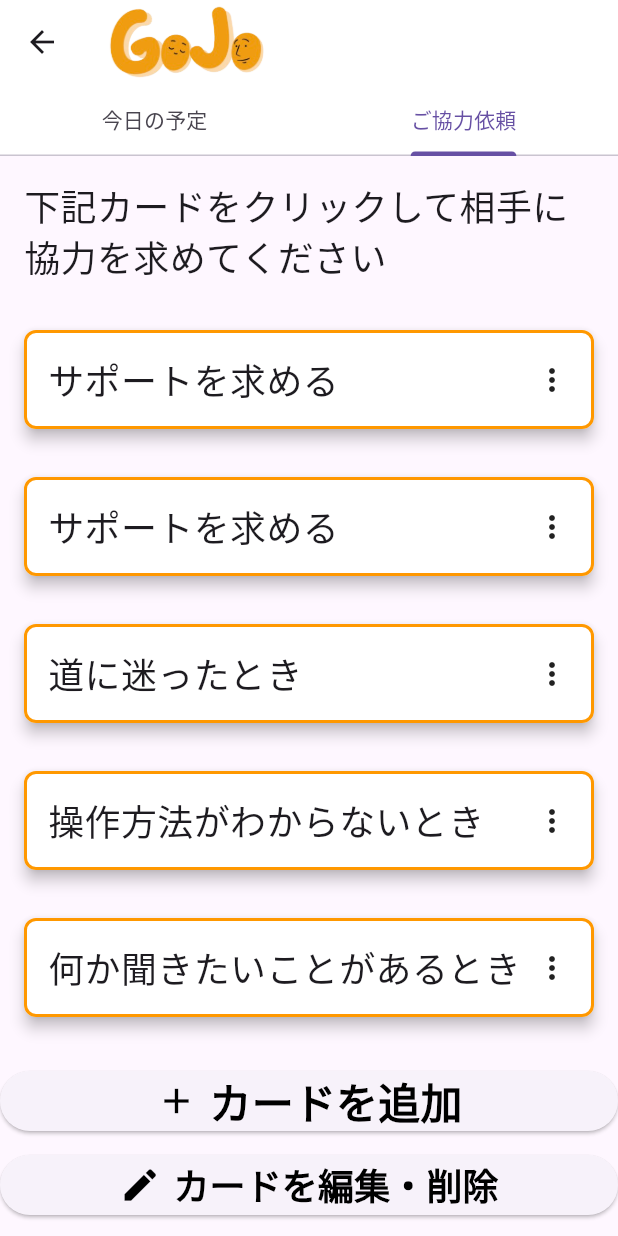
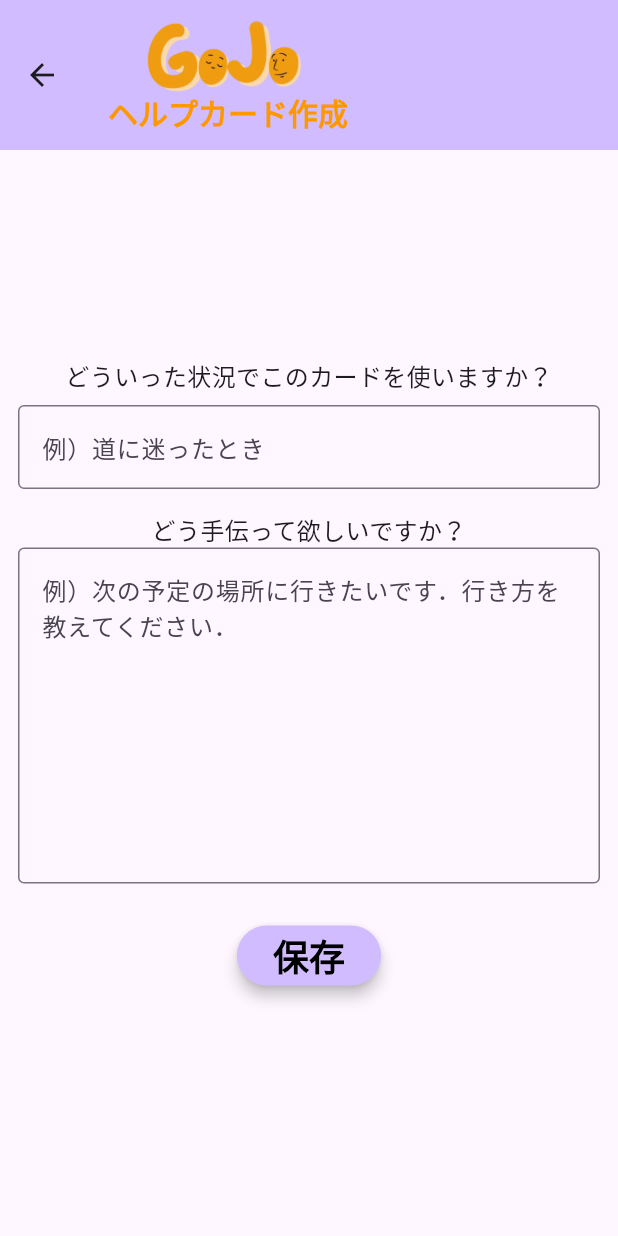
Before and after one commit to nabe33/Gojo2024, a Flutter app: the TabsTopPage screen opened directly, tab 2 chosen, after a tap on "カードを追加", on a phone screen of 412 x 824 dp. Run offline on Flutter 3.47's test engine with Material 3 defaults, Android fonts, the phone set to English and light mode, and no system bars; our stand-ins replace audioplayers, cloud_firestore, firebase_auth, firebase_core, flutter_riverpod, vibration; accounts and stored records are empty; generated files the repository leaves out were written again.

Commit message:
ヘルプカード新規作成と一覧表示が完成（ブランチで作業し忘れ）

```diff
--- /dev/null
+++ b/lib/helpCard/helpcard_top.dart
@@ -0,0 +1,128 @@
+import 'package:flutter/material.dart';
+import 'package:cloud_firestore/cloud_firestore.dart';
+import 'package:flutter_riverpod/flutter_riverpod.dart';
+import '../main.dart';
+import 'newcard.dart';
+
+class HelpCardListPage extends ConsumerStatefulWidget {
+  const HelpCardListPage({super.key});
+
+  @override
+  _HelpCardListPageState createState() => _HelpCardListPageState();
+}
+
+class _HelpCardListPageState extends ConsumerState<HelpCardListPage> {
+  late Future<List<Map<String, dynamic>>> _helpCardsFuture;
+
+  @override
+  void initState() {
+    super.initState();
+    _helpCardsFuture = fetchHelpCards();
+  }
+
+  Future<List<Map<String, dynamic>>> fetchHelpCards() async {
+    final user = ref.read(userProvider);
+    if (user != null) {
+      final querySnapshot = await FirebaseFirestore.instance
+          .collection('users')
+          .doc(user.uid)
+          .collection('helpcard')
+          .orderBy('timestamp', descending: true)
+          .get();
+
+      return querySnapshot.docs.map((doc) => doc.data()).toList();
+    }
+    return [];
+  }
+
+  void _refreshHelpCards() {
+    setState(() {
+      _helpCardsFuture = fetchHelpCards();
+    });
+  }
+
+  @override
+  Widget build(BuildContext context) {
+    return Scaffold(
+      appBar: AppBar(
+        title: Text('ヘルプカード'),
+      ),
+      body: Column(
+        children: [
+          Expanded(
+            child: FutureBuilder<List<Map<String, dynamic>>>(
+              future: _helpCardsFuture,
+              builder: (context, snapshot) {
+                if (snapshot.connectionState == ConnectionState.waiting) {
+                  return Center(child: CircularProgressIndicator());
+                } else if (snapshot.hasError) {
+                  return Center(child: Text('Error: ${snapshot.error}'));
+                } else if (!snapshot.hasData || snapshot.data!.isEmpty) {
+                  return Center(child: Text('まだヘルプカードが作成されていません'));
+                } else {
+                  final helpCards = snapshot.data!;
+                  return ListView.builder(
+                    itemCount: helpCards.length,
+                    itemBuilder: (context, index) {
+                      final helpCard = helpCards[index];
+                      return Card(
+                        child: ListTile(
+                          title: Text(helpCard['title'] ?? 'No Title'),
+                        ),
+                      );
+                    },
+                  );
+                }
+              },
+            ),
+          ),
+          SizedBox(height: 16),
+          ElevatedButton(
+            onPressed: () async {
+              await Navigator.push(
+                context,
+                MaterialPageRoute(builder: (context) => NewCardPage()),
+              );
+              _refreshHelpCards();
+            },
+            child: Row(
+              mainAxisAlignment: MainAxisAlignment.center,
+              children: [
+                Icon(Icons.add, size: 28, color: Colors.black),
+                SizedBox(width: 8),
+                Text(
+                  'カードを追加',
+                  style: TextStyle(
+                    fontWeight: FontWeight.bold,
+                    fontSize: 28,
+                    color: Colors.black,
+                  ),
+                ),
+              ],
+            ),
+          ),
+          SizedBox(height: 16),
+          ElevatedButton(
+            onPressed: () {},
+            child: Row(
+              mainAxisAlignment: MainAxisAlignment.center,
+              children: [
+                Icon(Icons.edit, size: 28, color: Colors.black),
+                SizedBox(width: 8),
+                Text(
+                  'カードを編集・削除',
+                  style: TextStyle(
+                    fontWeight: FontWeight.bold,
+                    fontSize: 24,
+                    color: Colors.black,
+                  ),
+                ),
+              ],
+            ),
+          ),
+          SizedBox(height: 16),
+        ],
+      ),
+    );
+  }
+}
--- /dev/null
+++ b/lib/helpCard/newcard.dart
@@ -0,0 +1,129 @@
+import 'package:flutter/material.dart';
+import 'package:flutter_riverpod/flutter_riverpod.dart';
+import 'package:cloud_firestore/cloud_firestore.dart';
+import '../main.dart';
+
+// ヘルプカード新規作成
+class NewCardPage extends ConsumerStatefulWidget {
+  const NewCardPage({super.key});
+
+  @override
+  _MyPageEditState createState() => _MyPageEditState();
+}
+
+class _MyPageEditState extends ConsumerState<NewCardPage> {
+  final TextEditingController titleController = TextEditingController();
+  final TextEditingController contentsController = TextEditingController();
+
+  @override
+  void initState() {
+    super.initState();
+  }
+
+  Future<void> saveDataToFirestore(String title, String contents) async {
+    final user = ref.read(userProvider);
+    if (user != null) {
+      await FirebaseFirestore.instance
+          .collection('users')
+          .doc(user.uid)
+          .collection('helpcard')
+          .doc()
+          .set({
+        'title': title,
+        'contents': contents,
+        'timestamp': FieldValue.serverTimestamp(),
+      }, SetOptions(merge: true));
+    }
+  }
+
+  @override
+  Widget build(BuildContext context) {
+    final user = ref.watch(userProvider);
+
+    return Scaffold(
+      appBar: AppBar(
+        backgroundColor: Theme.of(context).colorScheme.inversePrimary,
+        toolbarHeight: 100.0,
+        title: Column(
+          mainAxisAlignment: MainAxisAlignment.center,
+          children: [
+            Image.asset('assets/images/GOJO.png', height: 50),
+            Text(
+              'ヘルプカード作成',
+              style: TextStyle(
+                  fontSize: 20,
+                  color: Colors.orange,
+                  fontWeight: FontWeight.bold),
+            ),
+          ],
+        ),
+      ),
+      body: Center(
+        child: Container(
+          padding: const EdgeInsets.all(12),
+          child: SingleChildScrollView(
+            child: Column(
+              mainAxisAlignment: MainAxisAlignment.center,
+              children: <Widget>[
+                Text(
+                  'どういった状況でこのカードを使いますか？',
+                  style: TextStyle(
+                    fontSize: 16,
+                  ),
+                ),
+                SizedBox(height: 8),
+                TextField(
+                  controller: titleController,
+                  decoration: InputDecoration(
+                    labelText: null,
+                    hintText: '例）道に迷ったとき',
+                    label: null,
+                    border: OutlineInputBorder(),
+                  ),
+                ),
+                SizedBox(height: 16),
+                Text(
+                  'どう手伝って欲しいですか？',
+                  style: TextStyle(
+                    fontSize: 16,
+                  ),
+                ),
+                TextField(
+                  controller: contentsController,
+                  maxLines: 8,
+                  decoration: InputDecoration(
+                    labelText: null,
+                    hintText: '例）次の予定の場所に行きたいです．行き方を教えてください．',
+                    border: OutlineInputBorder(),
+                  ),
+                ),
+                SizedBox(height: 24),
+                ElevatedButton(
+                    onPressed: () async {
+                      await saveDataToFirestore(
+                        titleController.text,
+                        contentsController.text,
+                      );
+                      ScaffoldMessenger.of(context).showSnackBar(
+                        SnackBar(content: Text('ヘルプカードを保存しました')),
+                      );
+                      Navigator.pop(context);
+                    },
+                    style: ElevatedButton.styleFrom(
+                        elevation: 4,
+                        backgroundColor:
+                            Theme.of(context).colorScheme.inversePrimary),
+                    child: Text('保存',
+                        style: TextStyle(
+                            fontSize: 24,
+                            color: Colors.black,
+                            fontWeight: FontWeight.bold))),
+                SizedBox(height: 24),
+              ],
+            ),
+          ),
+        ),
+      ),
+    );
+  }
+}
--- a/lib/tabs_top.dart
+++ b/lib/tabs_top.dart
@@ -1,4 +1,5 @@
 import 'package:flutter/material.dart';
+import 'helpCard/helpcard_top.dart';
 import 'fixed_supports/support1.dart';
 
 class TabsTopPage extends StatefulWidget {
@@ -54,6 +55,8 @@ class _TabsTopPageState extends State<TabsTopPage> {
                     )),
               ),
               // ご協力依頼Tab
+              HelpCardListPage(),
+              /*
               ListView(
                 children: [
                   SizedBox(
@@ -118,6 +121,7 @@ class _TabsTopPageState extends State<TabsTopPage> {
                       )),
                 ],
               ),
+              */
             ],
           ),
         ));
```
Also changed, not shown: 1 other file.
